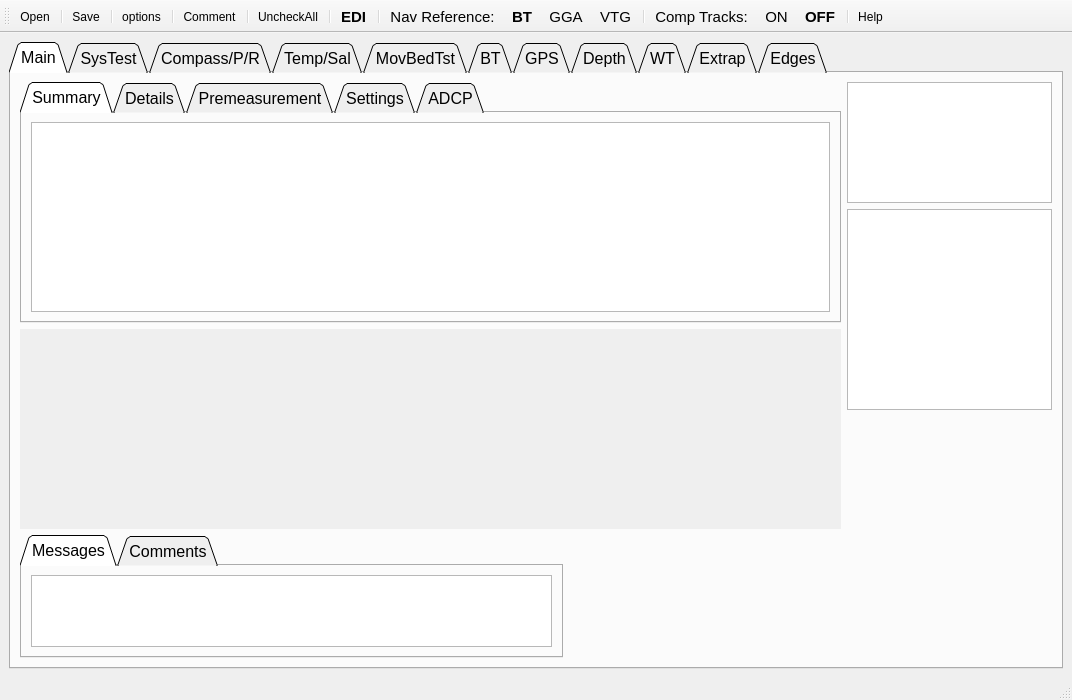
The window that UI/QRev_gui.ui (rowetechinc/QRevPy) describes before a commit, drawn with Qt 5.
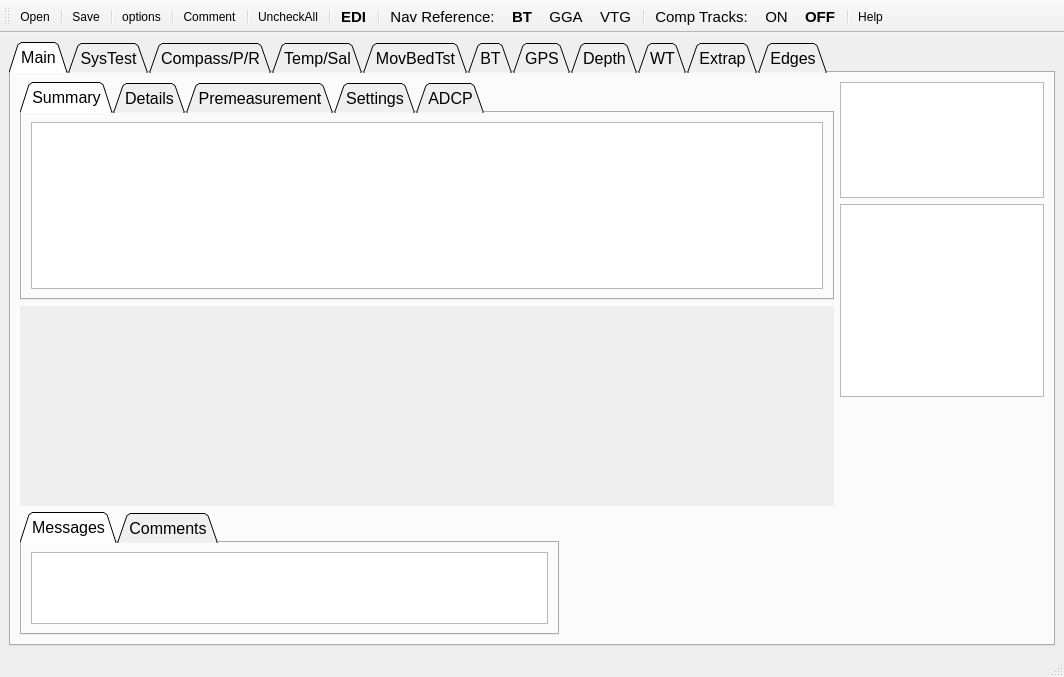
The same window after the commit. Icons and pictures are not drawn.

Commit message: Numerous comments and code cleanup in QRev.py Modified QRev.py to better handle changes to the data and updating of the current tab.

What changed in the file:
```diff
--- a/UI/QRev_gui.ui
+++ b/UI/QRev_gui.ui
@@ -6,8 +6,8 @@
    <rect>
     <x>0</x>
     <y>0</y>
-    <width>1072</width>
-    <height>700</height>
+    <width>1064</width>
+    <height>677</height>
    </rect>
   </property>
   <property name="palette">
```
The commit also changes 2 other files.
